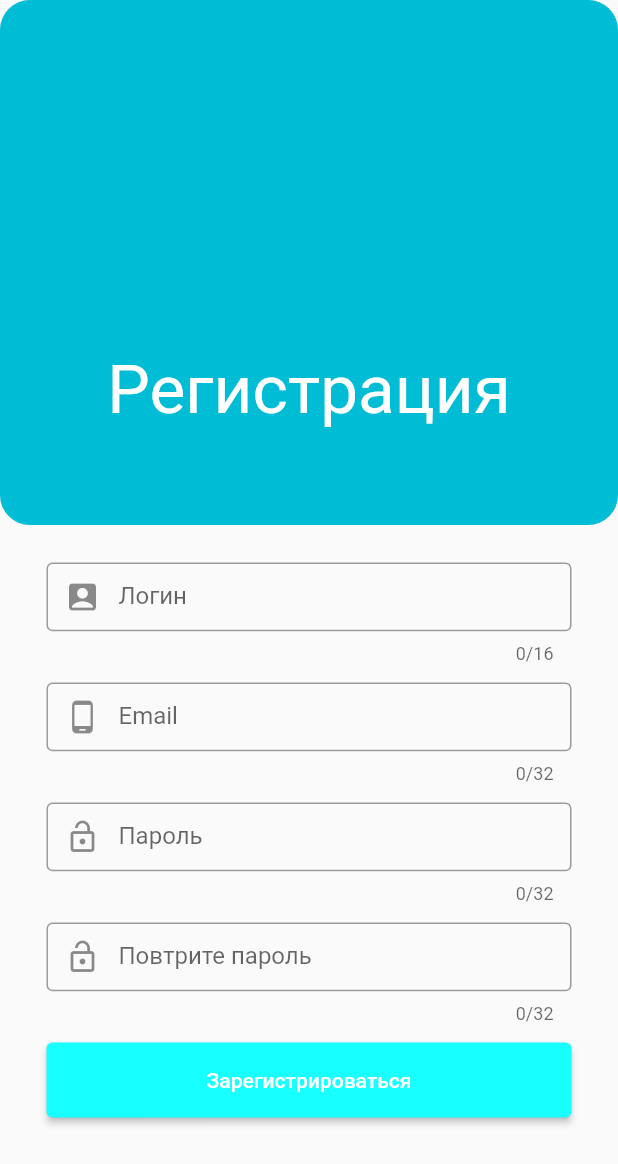
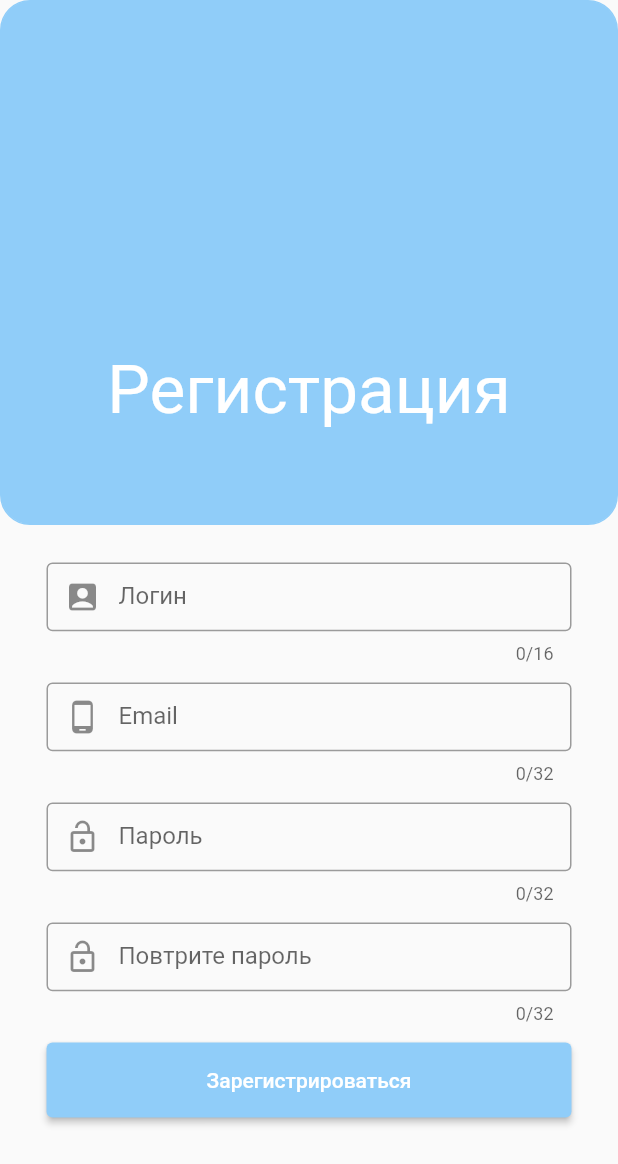
Before and after one commit to TheLosst/Cyrs_Flutter_1, a Flutter app: the LoginPage screen opened directly, after a tap on "Создать аккаунт", on a phone screen of 412 x 824 dp. Shown: the top 1164 px of the screen. Run offline on Flutter 3.47's test engine with Material 2 defaults, Android fonts, the phone set to English and light mode, and no system bars; our stand-ins replace fluttertoast; network calls fail.

```diff
--- a/lib/main.dart
+++ b/lib/main.dart
@@ -1,6 +1,6 @@
 import 'dart:convert';
 
-import 'package:cyrs_1/SucLogin.dart';
+import 'package:cyrs_1/CatalogScreen.dart';
 import 'package:cyrs_1/iconsCustom.dart';
 import 'package:cyrs_1/register.dart';
 import 'package:cyrs_1/user.dart';
@@ -9,6 +9,7 @@ import 'package:flutter/services.dart';
 import 'package:http/http.dart' as http;
 import 'package:fluttertoast/fluttertoast.dart';
 import 'globals.dart' as globals;
+import 'package:crypto/crypto.dart';
 
 void main() {
   runApp(const Login());
@@ -45,9 +46,10 @@ class _LoginPageState extends State<LoginPage> {
 
   Future login(User user) async {
     var apiUrl = "http://10.100.25.103:80/login.php";
+    String securePassword = md5.convert(utf8.encode(user.password)).toString();
     var response = await http.post(Uri.parse(apiUrl), body: {
       "username": user.username,
-      "password": user.password,
+      "password": securePassword,
     });
     //print(response.body);
     var data = json.decode(response.body);
@@ -59,7 +61,7 @@ class _LoginPageState extends State<LoginPage> {
       globals.user.setEmail(user.email);
       Navigator.pushAndRemoveUntil(
         context,
-        MaterialPageRoute(builder: (context) => SucLogin()),
+        MaterialPageRoute(builder: (context) => Catalog()),
             (Route<dynamic> route) => false,
       );
       //Navigator.push(context, MaterialPageRoute(builder: (context)=>DashBoard(),),);
@@ -91,9 +93,9 @@ class _LoginPageState extends State<LoginPage> {
                   height: 350,
                   margin: const EdgeInsets.only(bottom: 0, left: 0, right: 0, top: 0),
                   decoration: BoxDecoration(
-                    color: Colors.cyan,
+                    color: const Color.fromRGBO(144, 205, 249, 1),
                       border: Border.all(
-                    color: Colors.cyan,
+                    color: const Color.fromRGBO(144, 205, 249, 1),
                   ),
                       borderRadius: const BorderRadius.all(Radius.circular(20))
                   ),
@@ -156,7 +158,7 @@ class _LoginPageState extends State<LoginPage> {
               width: 350,
               height: 50,
               child: ElevatedButton(
-                style: ButtonStyle(backgroundColor: MaterialStateProperty.all<Color>(Colors.cyanAccent)),
+                style: ButtonStyle(backgroundColor: MaterialStateProperty.all<Color>(const Color.fromRGBO(144, 205, 249, 1))),
                 onPressed: () {
                   User user = User(username: usernameController.text, password: passwdController.text, email: "");
                   login(user);
@@ -174,12 +176,12 @@ class _LoginPageState extends State<LoginPage> {
               width: 350,
               height: 50,
               child: ElevatedButton(
-                style: ButtonStyle(backgroundColor: MaterialStateProperty.all<Color>(Colors.cyanAccent)),
+                style: ButtonStyle(backgroundColor: MaterialStateProperty.all<Color>(const Color.fromRGBO(144, 205, 249, 1))),
                 onPressed: () {
                   Navigator.pushAndRemoveUntil(
                     context,
                     MaterialPageRoute(builder: (context) => const Registration()),
-                        (Route<dynamic> route) => false,
+                        (Route<dynamic> route) => true,
                   );
 
                 },
--- a/lib/register.dart
+++ b/lib/register.dart
@@ -6,6 +6,7 @@ import 'package:cyrs_1/user.dart';
 import 'package:flutter/material.dart';
 import 'package:http/http.dart' as http;
 import 'package:fluttertoast/fluttertoast.dart';
+import 'package:crypto/crypto.dart';
 
 class Registration extends StatelessWidget {
   const Registration({Key? key}) : super(key: key);
@@ -37,11 +38,12 @@ class _RegistrarionPageState extends State<RegistrarionPage> {
 
   register(User user) async {
     var apiUrl = "http://10.100.25.103:80/register.php";
+    String securePassword = md5.convert(utf8.encode(user.password)).toString();
     var response = await http.post(
       Uri.parse(apiUrl),
       body: {
         "username": user.username,
-        "password": user.password,
+        "password": securePassword,
         "email": user.email,
       },
     );
@@ -117,9 +119,9 @@ class _RegistrarionPageState extends State<RegistrarionPage> {
                 margin:
                     const EdgeInsets.only(bottom: 0, left: 0, right: 0, top: 0),
                 decoration: BoxDecoration(
-                    color: Colors.cyan,
+                    color: const Color.fromRGBO(144, 205, 249, 1),
                     border: Border.all(
-                      color: Colors.cyan,
+                      color: const Color.fromRGBO(144, 205, 249, 1),
                     ),
                     borderRadius: const BorderRadius.all(Radius.circular(20))),
                 child: const Padding(
@@ -217,7 +219,7 @@ class _RegistrarionPageState extends State<RegistrarionPage> {
               child: ElevatedButton(
                 style: ButtonStyle(
                     backgroundColor:
-                        MaterialStateProperty.all<Color>(Colors.cyanAccent)),
+                        MaterialStateProperty.all<Color>(const Color.fromRGBO(144, 205, 249, 1))),
                 onPressed: () {
                   User user = User(
                       username: usernameController.text,
```
Also changed, not shown: lib/CatalogScreen.dart (added, +72 -0 lines), lib/SucLogin.dart (deleted, +0 -46 lines), images/face_PNG5669.png (added).
